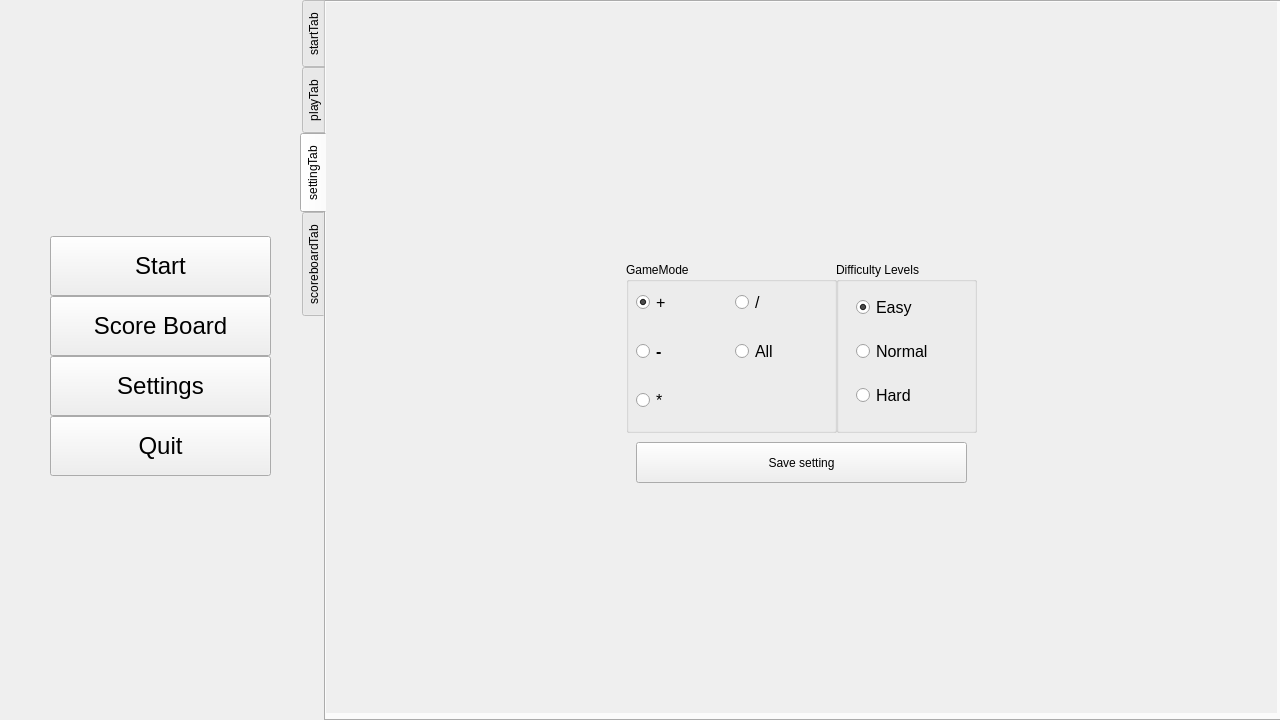
Old version of the form redSQR.ui in the repository SpectralJager/redSQR.
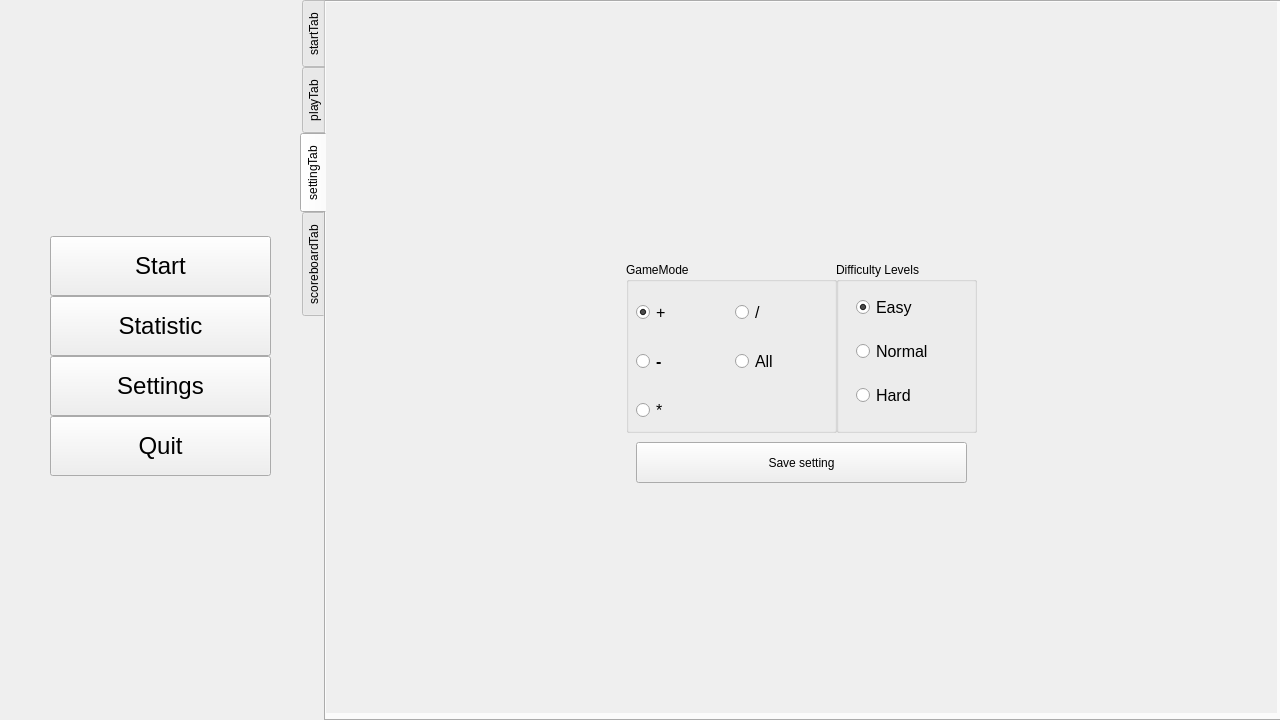
New version of the form. The open tabs and pages were chosen to show the change.

```diff
--- a/redSQR.ui
+++ b/redSQR.ui
@@ -117,7 +117,7 @@
          </font>
         </property>
         <property name="text">
-         <string>Score Board</string>
+         <string>Statistic</string>
         </property>
         <property name="shortcut">
          <string>F2</string>
@@ -569,7 +569,7 @@
        <property name="geometry">
         <rect>
          <x>10</x>
-         <y>10</y>
+         <y>20</y>
          <width>191</width>
          <height>161</height>
         </rect>
```
Left out of the diff: 2 changed lines with no effect on the pictures.
